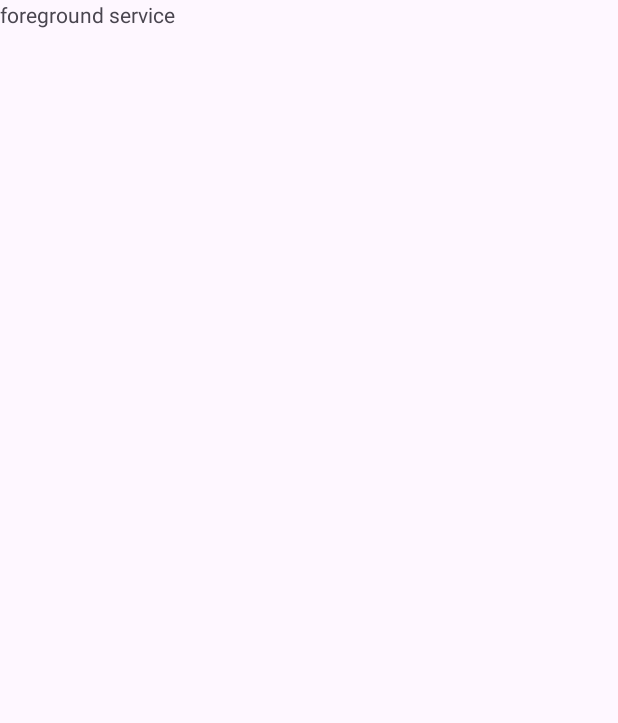
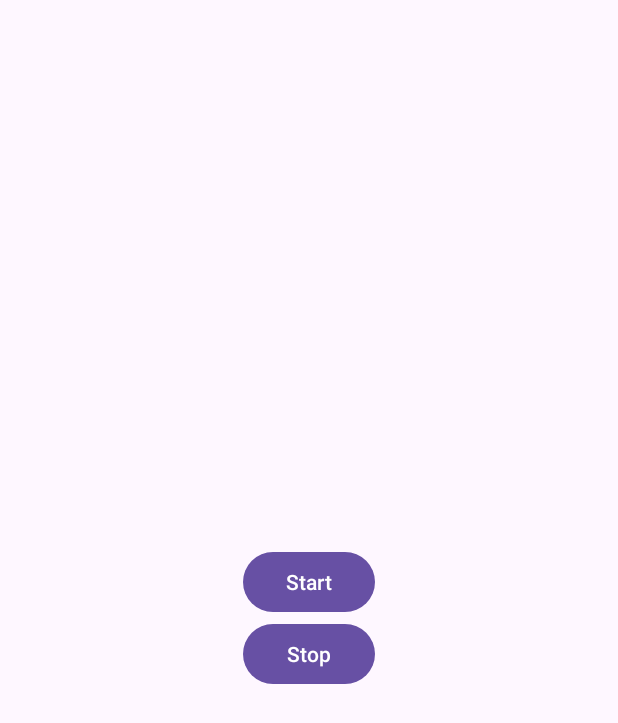
Before and after one commit to karukaaa/AdvancedAndroidLab1, an Android app: the ForegroundServiceFragment screen opened through its navigation route, on a phone screen of 412 x 824 dp. Before the commit the part shown is almost empty. Shown: the top 723 px of the screen. Run offline under Robolectric (Android 15) with nearby library versions, the phone set to English and light mode, and no system bars.

```diff
--- a/Lab1/app/src/main/java/com/example/lab1/Fragments/ForegroundServiceFragment.kt
+++ b/Lab1/app/src/main/java/com/example/lab1/Fragments/ForegroundServiceFragment.kt
@@ -1,29 +1,39 @@
 package com.example.lab1.Fragments
 
+import android.content.Intent
 import android.os.Bundle
-import androidx.fragment.app.Fragment
 import android.view.LayoutInflater
 import android.view.View
 import android.view.ViewGroup
+import android.widget.Button
+import android.widget.Toast
+import androidx.fragment.app.Fragment
+import com.example.lab1.MusicPlayerService
 import com.example.lab1.R
 
+
 class ForegroundServiceFragment : Fragment() {
+    private val track = "akeboshi_wind.mp3"
 
-    override fun onCreate(savedInstanceState: Bundle?) {
-        super.onCreate(savedInstanceState)
-    }
 
     override fun onCreateView(
-        inflater: LayoutInflater, container: ViewGroup?,
-        savedInstanceState: Bundle?
-    ): View? {
-        // Inflate the layout for this fragment
+        inflater: LayoutInflater, container: ViewGroup?, savedInstanceState: Bundle?
+    ): View {
         return inflater.inflate(R.layout.fragment_foreground_service, container, false)
     }
 
-    companion object {
+    override fun onViewCreated(view: View, savedInstanceState: Bundle?) {
+        super.onViewCreated(view, savedInstanceState)
 
-        fun newInstance(param1: String, param2: String) =
-            ForegroundServiceFragment()
+        val playButton: Button = view.findViewById(R.id.btnStart)
+        val stopButton: Button = view.findViewById(R.id.btnStop)
+
+
+        playButton.setOnClickListener {
+            }
+
+        stopButton.setOnClickListener {
+             }
     }
+
 }
--- a/Lab1/app/src/main/java/com/example/lab1/MainActivity.kt
+++ b/Lab1/app/src/main/java/com/example/lab1/MainActivity.kt
@@ -1,5 +1,8 @@
 package com.example.lab1
 
+import android.app.NotificationChannel
+import android.app.NotificationManager
+import android.os.Build
 import android.os.Bundle
 import androidx.activity.enableEdgeToEdge
 import androidx.appcompat.app.AppCompatActivity
@@ -25,5 +28,7 @@ class MainActivity : AppCompatActivity() {
 
         val navHostFragment = supportFragmentManager.findFragmentById(R.id.nav_host_container) as NavHostFragment
         val navController = navHostFragment.navController
+
     }
+
 }
--- a/Lab1/app/src/main/res/layout/fragment_foreground_service.xml
+++ b/Lab1/app/src/main/res/layout/fragment_foreground_service.xml
@@ -1,14 +1,20 @@
 <?xml version="1.0" encoding="utf-8"?>
-<FrameLayout xmlns:android="http://schemas.android.com/apk/res/android"
-    xmlns:tools="http://schemas.android.com/tools"
+<LinearLayout xmlns:android="http://schemas.android.com/apk/res/android"
     android:layout_width="match_parent"
     android:layout_height="match_parent"
-    tools:context=".Fragments.ForegroundServiceFragment">
+    android:orientation="vertical"
+    android:gravity="center">
 
-    <!-- TODO: Update blank fragment layout -->
-    <TextView
-        android:layout_width="match_parent"
-        android:layout_height="match_parent"
-        android:text="foreground service" />
+    <Button
+        android:id="@+id/btnStart"
+        android:layout_width="wrap_content"
+        android:layout_height="wrap_content"
+        android:text="Start" />
 
-</FrameLayout>
+
+    <Button
+        android:id="@+id/btnStop"
+        android:layout_width="wrap_content"
+        android:layout_height="wrap_content"
+        android:text="Stop" />
+</LinearLayout>
```
Also changed, not shown: Lab1/app/src/main/java/com/example/lab1/CalendarEventAdapter.kt (added, +56 -0 lines), Lab1/app/src/main/java/com/example/lab1/Fragments/ContentProviderFragment.kt (+14 -7 lines), Lab1/app/src/main/java/com/example/lab1/MusicPlayerService.kt (+1 -59 lines), Lab1/app/src/main/res/layout/calendar_event_layout.xml (added, +26 -0 lines), Lab1/app/src/main/res/layout/fragment_content_provider.xml (+9 -1 lines), Lab1/app/src/main/res/drawable/airplane_flying.png (added).
